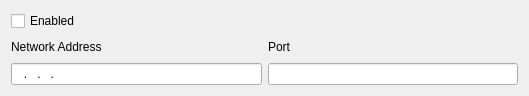
Qt form forms/tcpipsettingswidget.ui (ed-chemnitz/qmodbus) before a commit.
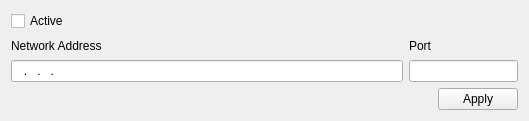
The same form after that commit.

```diff
--- a/forms/tcpipsettingswidget.ui
+++ b/forms/tcpipsettingswidget.ui
@@ -7,7 +7,7 @@
     <x>0</x>
     <y>0</y>
     <width>529</width>
-    <height>96</height>
+    <height>121</height>
    </rect>
   </property>
   <property name="windowTitle">
@@ -17,7 +17,7 @@
    <item row="0" column="0">
     <widget class="QCheckBox" name="cbEnabled">
      <property name="text">
-      <string>Enabled</string>
+      <string>Active</string>
      </property>
     </widget>
    </item>
@@ -42,9 +42,16 @@
      </property>
     </widget>
    </item>
-   <item row="2" column="1">
+   <item row="2" column="1" colspan="2">
     <widget class="QLineEdit" name="edPort"/>
    </item>
+   <item row="3" column="2">
+    <widget class="QPushButton" name="btnApply">
+     <property name="text">
+      <string>Apply</string>
+     </property>
+    </widget>
+   </item>
   </layout>
  </widget>
  <resources/>
```
